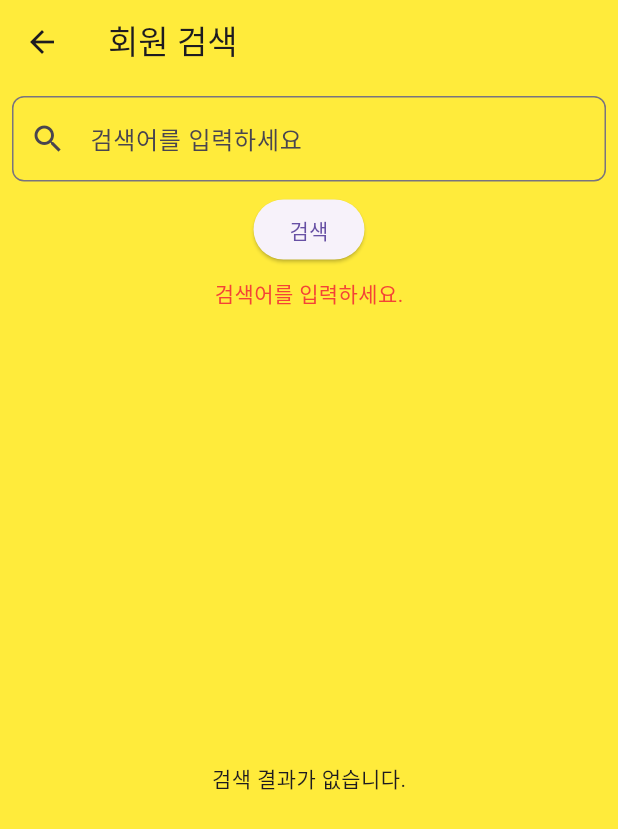
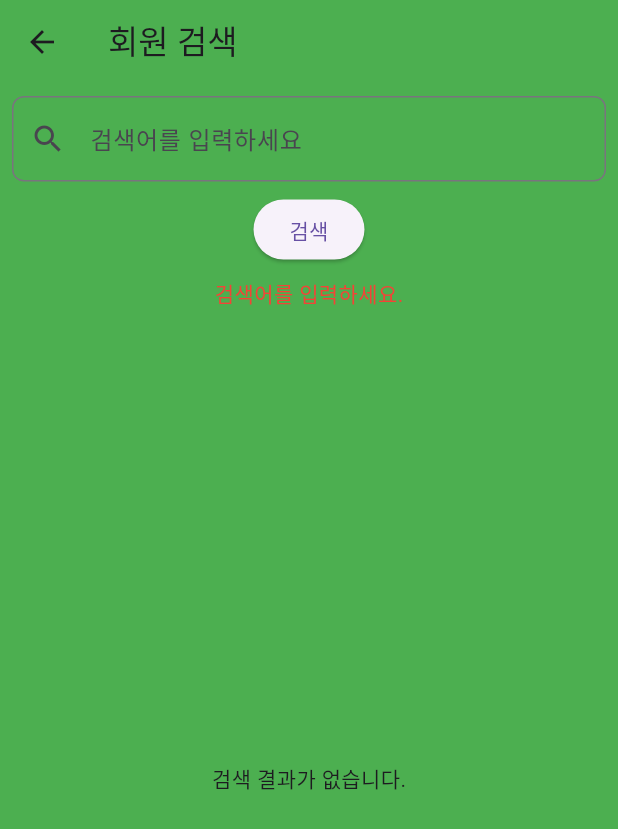
Before and after one commit to ywydpapa/chy_addressbook, a Flutter app: the MemberSearchScreen screen opened by its route, after a tap on "검색", on a phone screen of 412 x 824 dp. Shown: the top 829 px of the screen. Run offline on Flutter 3.47's test engine with Material 3 defaults, Android fonts, the phone set to English and light mode, and no system bars; our stand-ins replace firebase_core, firebase_messaging, flutter_html, flutter_local_notifications, shared_preferences; missing offline and left inert: flutter_html_all; accounts and stored records are empty; network calls fail.

Commit message:
색상적용

```diff
--- a/lib/clubDocs.dart
+++ b/lib/clubDocs.dart
@@ -10,8 +10,8 @@ class ClubDocsScreen extends StatelessWidget {
   Widget build(BuildContext context) {
     final String? mclubNo = ModalRoute.of(context)?.settings.arguments as String?;
     return Scaffold(
-      appBar: AppBar(backgroundColor: Colors.yellow, title: Text('클럽 문서 목록')),
-      backgroundColor: Colors.yellow,
+      appBar: AppBar(backgroundColor: Colors.green, title: Text('문서 목록')),
+      backgroundColor: Colors.green,
       body:
           mclubNo != null
               ? FutureBuilder<List<Map<String, dynamic>>>(
--- a/lib/clubList.dart
+++ b/lib/clubList.dart
@@ -70,8 +70,8 @@ class _ClubListScreenState extends State<ClubListScreen> {
         ModalRoute.of(context)?.settings.arguments as String?;
     print('ClubListScreen - mclubNo: $mclubNo'); // 디버깅용 출력
     return Scaffold(
-      appBar: AppBar(backgroundColor: Colors.yellow, title: Text('클럽 리스트')),
-      backgroundColor: Colors.yellow,
+      appBar: AppBar(backgroundColor: Colors.green, title: Text('기수 리스트')),
+      backgroundColor: Colors.green,
       body: FutureBuilder<List<Club>>(
         future: _clubList,
         builder: (context, snapshot) {
--- a/lib/clubLogo.dart
+++ b/lib/clubLogo.dart
@@ -44,7 +44,7 @@ class _LoadingScreenState extends State<LoadingScreen> {
     String logoUrl = '${ApiConf.baseUrl}/thumbnails/${widget.clubNo}logo.png';
 
     return Scaffold(
-      backgroundColor: Colors.yellow,
+      backgroundColor: Colors.green,
       body: Center(
         child: Column(
           mainAxisAlignment: MainAxisAlignment.center,
--- a/lib/cmemberList.dart
+++ b/lib/cmemberList.dart
@@ -99,10 +99,10 @@ class _MemberListScreenState extends State<MemberListScreen> {
   Widget build(BuildContext context) {
     return Scaffold(
       appBar: AppBar(
-        backgroundColor: Colors.yellow,
+        backgroundColor: Colors.green,
         title: Text('${widget.clubName} 회원 목록'),
       ),
-      backgroundColor: Colors.yellow,
+      backgroundColor: Colors.green,
       body: Column(
         children: [
           // 검색 입력 필드
--- a/lib/docViewer.dart
+++ b/lib/docViewer.dart
@@ -62,7 +62,7 @@ class DocViewerScreenState extends State<DocViewerScreen> {
   Widget build(BuildContext context) {
     return Scaffold(
       appBar: AppBar(
-        backgroundColor: Colors.yellow,
+        backgroundColor: Colors.green,
         title: Text(htmlTitle), // JSON에서 가져온 타이틀을 표시
         centerTitle: true,
       ),
--- a/lib/rankMember.dart
+++ b/lib/rankMember.dart
@@ -94,8 +94,8 @@ class _RankMemberScreenState extends State<RankMemberScreen> {
     ModalRoute.of(context)?.settings.arguments as String?;
     print('RankmemberScreen - mclubNo: $mclubNo'); // 디버깅용 출력
     return Scaffold(
-      appBar: AppBar(backgroundColor: Colors.yellow, title: Text('직책별 회원 리스트')),
-      backgroundColor: Colors.yellow,
+      appBar: AppBar(backgroundColor: Colors.green, title: Text('직책별 회원 리스트')),
+      backgroundColor: Colors.green,
       body: Column(
         children: [
           // 드롭다운 필터
--- a/lib/searchresult.dart
+++ b/lib/searchresult.dart
@@ -92,8 +92,8 @@ class _MemberSearchScreenState extends State<MemberSearchScreen> {
     ModalRoute.of(context)?.settings.arguments as String?;
     print('SearchScreen - mclubNo: $mclubNo'); // 디버깅용 출력
     return Scaffold(
-      appBar: AppBar(backgroundColor: Colors.yellow, title: Text('회원 검색')),
-      backgroundColor: Colors.yellow,
+      appBar: AppBar(backgroundColor: Colors.green, title: Text('회원 검색')),
+      backgroundColor: Colors.green,
       body: Column(
         children: [
           Padding(
--- a/lib/settings.dart
+++ b/lib/settings.dart
@@ -58,9 +58,9 @@ class _SettingScreenState extends State<SettingScreen> {
     return Scaffold(
       appBar: AppBar(
         title: Text('데이터 수정요청'),
-        backgroundColor: Colors.yellow,
+        backgroundColor: Colors.green,
       ),
-      backgroundColor: Colors.yellow,
+      backgroundColor: Colors.green,
       body: Padding(
         padding: const EdgeInsets.all(16.0),
         child: Column(
```
